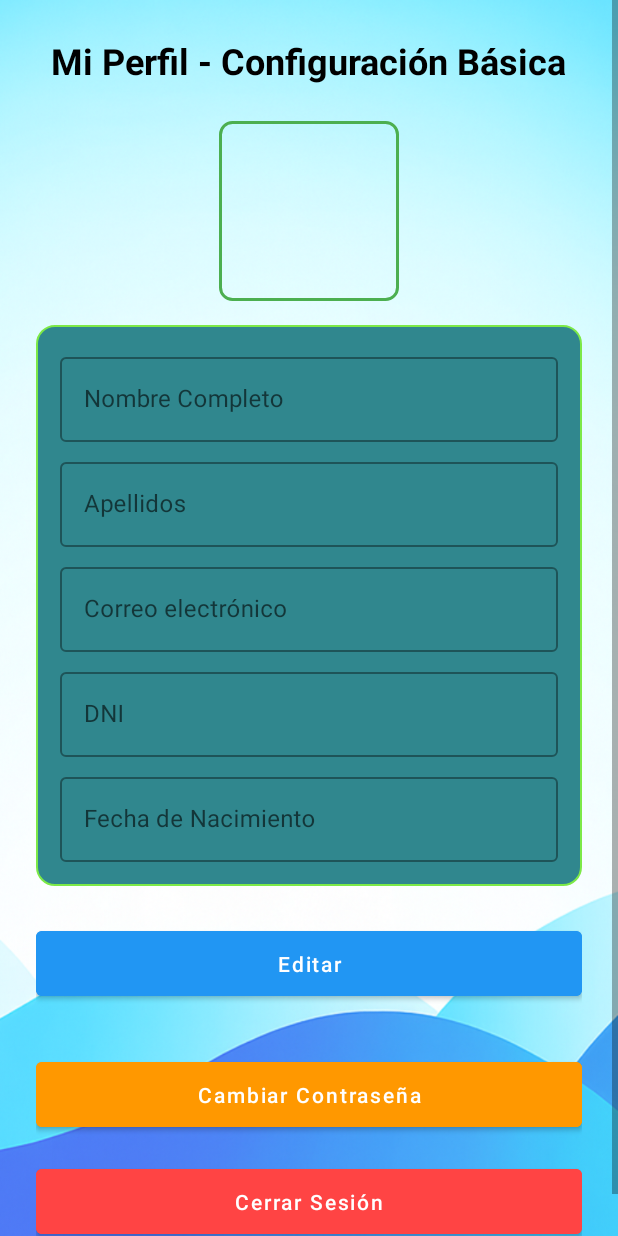
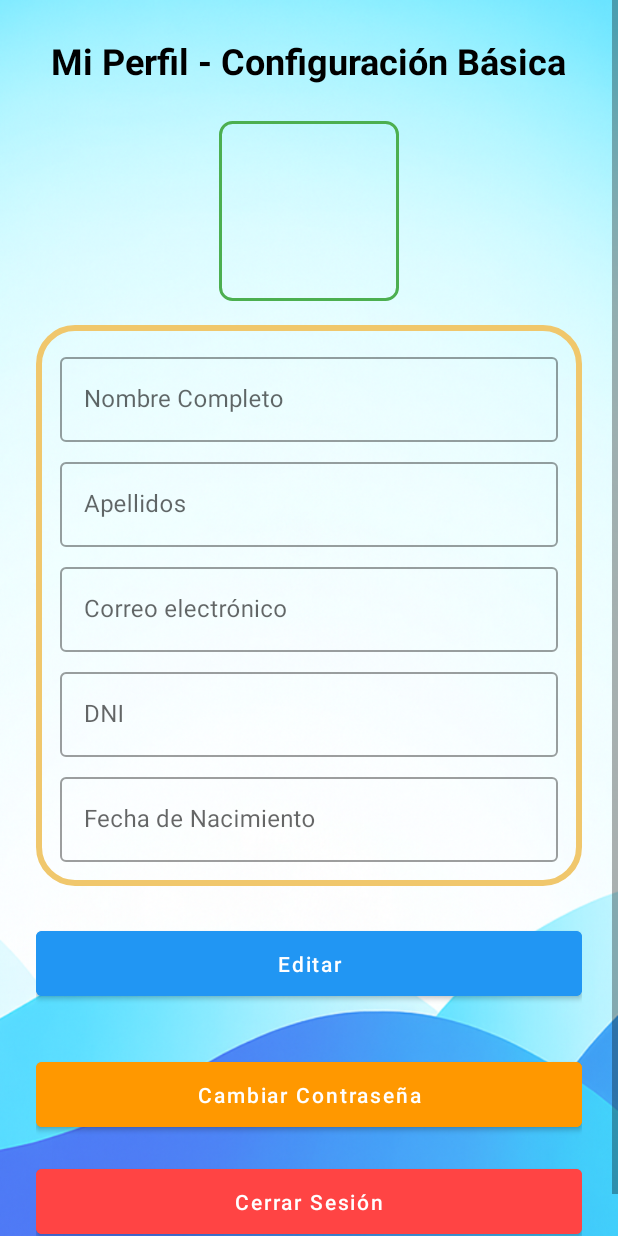
Before and after one commit to JoeCancer92/ProyectoAppTeam, an Android app: the fragment PerfilFragment placed in its activity, on a phone screen of 412 x 824 dp. Run offline under Robolectric (Android 15) with nearby library versions, the light colour scheme and no system bars; libraries missing offline, so code that uses them is left out: com.backendless, com.backendless.async, com.backendless.exceptions, com.backendless.files, com.backendless.persistence; 6 statements that could not run were skipped.

Commit message:
upgrade perfil

```diff
--- a/app/src/main/res/layout/dialog_cambiar_contrasena.xml
+++ b/app/src/main/res/layout/dialog_cambiar_contrasena.xml
@@ -2,6 +2,7 @@
 <LinearLayout xmlns:android="http://schemas.android.com/apk/res/android"
     android:layout_width="match_parent"
     android:layout_height="wrap_content"
+    xmlns:app="http://schemas.android.com/apk/res-auto"
     android:orientation="vertical"
     android:padding="20dp">
 
@@ -9,6 +10,7 @@
         android:layout_width="match_parent"
         android:layout_height="wrap_content"
         android:layout_marginBottom="10dp"
+        app:endIconMode="password_toggle"
         style="@style/Widget.MaterialComponents.TextInputLayout.OutlinedBox">
 
         <EditText
@@ -22,6 +24,7 @@
     <com.google.android.material.textfield.TextInputLayout
         android:layout_width="match_parent"
         android:layout_height="wrap_content"
+        app:endIconMode="password_toggle"
         style="@style/Widget.MaterialComponents.TextInputLayout.OutlinedBox">
 
         <EditText
--- a/app/src/main/res/layout/fragment_perfil.xml
+++ b/app/src/main/res/layout/fragment_perfil.xml
@@ -6,7 +6,7 @@
     android:layout_width="match_parent"
     android:layout_height="match_parent"
     tools:context=".fragmentos.PerfilFragment"
-    android:background="@drawable/fondoofi1">
+    >
 
     <ScrollView
         android:layout_width="match_parent"
@@ -71,7 +71,7 @@
                 android:layout_height="wrap_content"
                 android:orientation="vertical"
                 android:layout_marginBottom="24dp"
-                android:background="@drawable/bg_contenedor"
+                android:background="@drawable/bg_cuadrado_residencial"
                 android:padding="16dp">
 
                 <com.google.android.material.textfield.TextInputLayout
@@ -85,7 +85,8 @@
                         android:layout_height="wrap_content"
                         android:hint="@string/nombrecompleto"
                         android:enabled="false"
-                        android:inputType="text" />
+                        android:inputType="text"
+                        android:textColor="#000000"/>
                 </com.google.android.material.textfield.TextInputLayout>
 
                 <com.google.android.material.textfield.TextInputLayout
@@ -99,7 +100,8 @@
                         android:layout_height="wrap_content"
                         android:hint="@string/apellidos"
                         android:enabled="false"
-                        android:inputType="text" />
+                        android:inputType="text"
+                        android:textColor="#000000"/>
                 </com.google.android.material.textfield.TextInputLayout>
 
                 <com.google.android.material.textfield.TextInputLayout
@@ -113,7 +115,8 @@
                         android:layout_height="wrap_content"
                         android:hint="@string/correo_electronico"
                         android:enabled="false"
-                        android:inputType="textEmailAddress" />
+                        android:inputType="textEmailAddress"
+                        android:textColor="#000000"/>
                 </com.google.android.material.textfield.TextInputLayout>
 
                 <com.google.android.material.textfield.TextInputLayout
@@ -127,7 +130,8 @@
                         android:layout_height="wrap_content"
                         android:hint="@string/dni"
                         android:enabled="false"
-                        android:inputType="text" />
+                        android:inputType="text"
+                        android:textColor="#000000"/>
                 </com.google.android.material.textfield.TextInputLayout>
 
                 <com.google.android.material.textfield.TextInputLayout
@@ -141,7 +145,8 @@
                         android:layout_height="wrap_content"
                         android:hint="@string/fecha_nacimiento"
                         android:enabled="false"
-                        android:inputType="date" />
+                        android:inputType="date"
+                        android:textColor="#000000"/>
                 </com.google.android.material.textfield.TextInputLayout>
 
                 <Button
```
